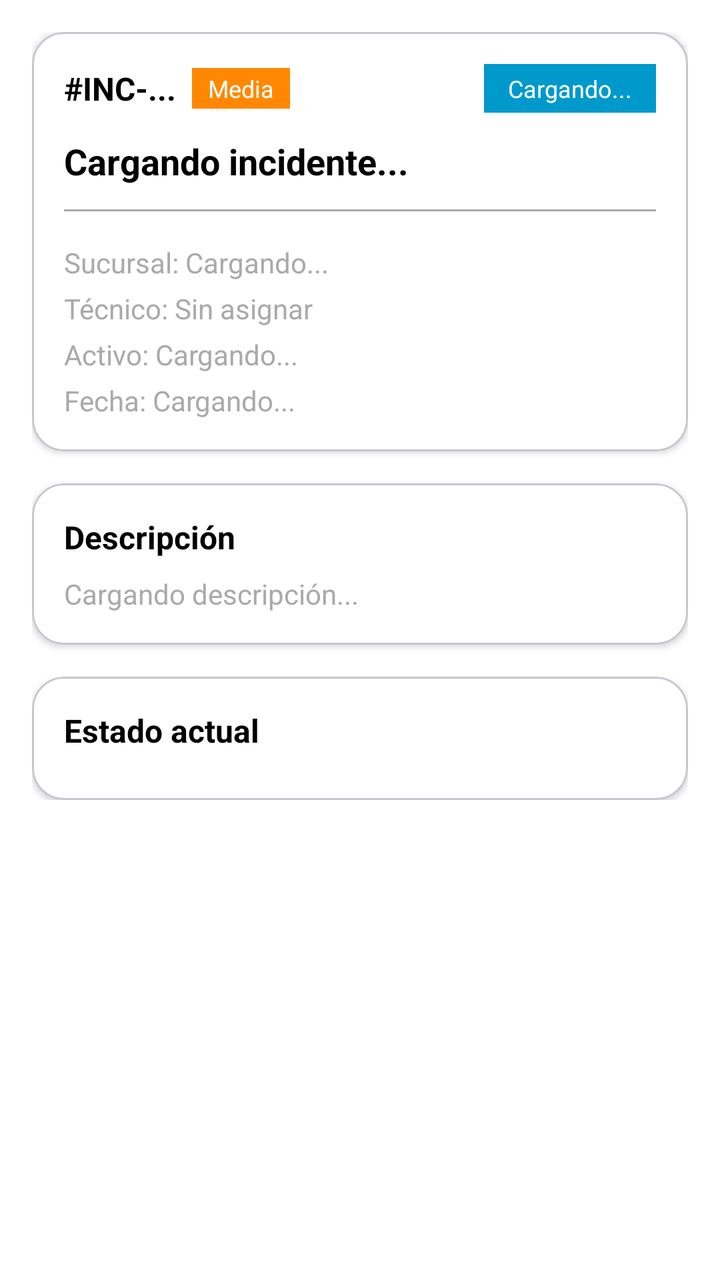
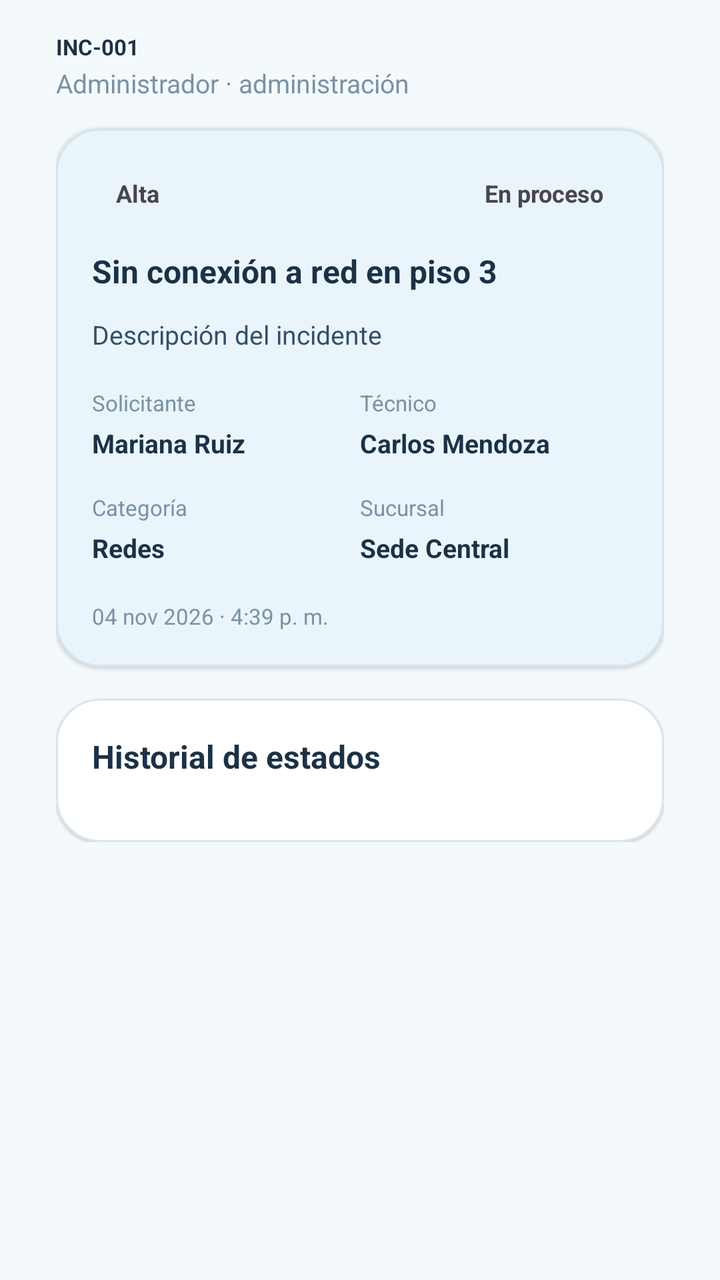

Before-and-after screenshots of an Android layout around one commit, followed by the original layout XML and the change that was made.
<!-- AndroidManifest.xml: application theme Theme.PY_DAMB2026II -->
<!-- res/layout/fragment_incident_detail.xml -->
<?xml version="1.0" encoding="utf-8"?>
<androidx.core.widget.NestedScrollView xmlns:android="http://schemas.android.com/apk/res/android"
    xmlns:app="http://schemas.android.com/apk/res-auto"
    xmlns:tools="http://schemas.android.com/tools"
    android:layout_width="match_parent"
    android:layout_height="match_parent"
    tools:context=".IncidentDetailFragment"
    android:background="@color/productGridBackgroundColor"
    android:padding="16dp">

    <LinearLayout
        android:layout_width="match_parent"
        android:layout_height="wrap_content"
        android:orientation="vertical">

        
        <com.google.android.material.card.MaterialCardView
            android:layout_width="match_parent"
            android:layout_height="wrap_content"
            app:cardCornerRadius="16dp"
            app:cardElevation="2dp"
            app:cardBackgroundColor="@android:color/white">

            <LinearLayout
                android:layout_width="match_parent"
                android:layout_height="wrap_content"
                android:orientation="vertical"
                android:padding="16dp">

                <LinearLayout
                    android:layout_width="match_parent"
                    android:layout_height="wrap_content"
                    android:orientation="horizontal"
                    android:gravity="center_vertical">

                    <TextView
                        android:id="@+id/detail_code"
                        android:layout_width="wrap_content"
                        android:layout_height="wrap_content"
                        android:text="#INC-..."
                        android:textStyle="bold"
                        android:textSize="16sp"
                        android:textColor="@android:color/black" />

                    <TextView
                        android:id="@+id/detail_priority"
                        android:layout_width="wrap_content"
                        android:layout_height="wrap_content"
                        android:text="Media"
                        android:textSize="12sp"
                        android:textColor="@android:color/white"
                        android:background="@android:color/holo_orange_dark"
                        android:paddingHorizontal="8dp"
                        android:paddingVertical="2dp"
                        android:layout_marginStart="8dp" />

                    <View
                        android:layout_width="0dp"
                        android:layout_height="0dp"
                        android:layout_weight="1" />

                    <TextView
                        android:id="@+id/detail_status"
                        android:layout_width="wrap_content"
                        android:layout_height="wrap_content"
                        android:text="Cargando..."
                        android:textSize="12sp"
                        android:textColor="@android:color/white"
                        android:background="@android:color/holo_blue_dark"
                        android:paddingHorizontal="12dp"
                        android:paddingVertical="4dp" />
                </LinearLayout>

                <TextView
                    android:id="@+id/detail_title"
                    android:layout_width="match_parent"
                    android:layout_height="wrap_content"
                    android:text="Cargando incidente..."
                    android:textSize="18sp"
                    android:textStyle="bold"
                    android:textColor="@android:color/black"
                    android:layout_marginTop="12dp" />

                <View
                    android:layout_width="match_parent"
                    android:layout_height="1dp"
                    android:background="@android:color/darker_gray"
                    android:layout_marginTop="12dp"
                    android:layout_marginBottom="12dp" />

                <TextView
                    android:id="@+id/detail_sucursal"
                    android:layout_width="wrap_content"
                    android:layout_height="wrap_content"
                    android:text="Sucursal: Cargando..."
                    android:textSize="14sp"
                    android:textColor="@android:color/darker_gray"
                    android:layout_marginTop="4dp" />

                <TextView
                    android:id="@+id/detail_tecnico"
                    android:layout_width="wrap_content"
                    android:layout_height="wrap_content"
                    android:text="Técnico: Sin asignar"
                    android:textSize="14sp"
                    android:textColor="@android:color/darker_gray"
                    android:layout_marginTop="4dp" />


                <TextView
                    android:id="@+id/detail_activo"
                    android:layout_width="wrap_content"
                    android:layout_height="wrap_content"
                    android:text="Activo: Cargando..."
                    android:textSize="14sp"
                    android:textColor="@android:color/darker_gray"
                    android:layout_marginTop="4dp" />

                <TextView
                    android:id="@+id/detail_fecha"
                    android:layout_width="wrap_content"
                    android:layout_height="wrap_content"
                    android:text="Fecha: Cargando..."
                    android:textSize="14sp"
                    android:textColor="@android:color/darker_gray"
                    android:layout_marginTop="4dp" />

            </LinearLayout>
        </com.google.android.material.card.MaterialCardView>

        
        <com.google.android.material.card.MaterialCardView
            android:layout_width="match_parent"
            android:layout_height="wrap_content"
            android:layout_marginTop="16dp"
            app:cardCornerRadius="16dp"
            app:cardElevation="2dp"
            app:cardBackgroundColor="@android:color/white">

            <LinearLayout
                android:layout_width="match_parent"
                android:layout_height="wrap_content"
                android:orientation="vertical"
                android:padding="16dp">

                <TextView
                    android:layout_width="wrap_content"
                    android:layout_height="wrap_content"
                    android:text="Descripción"
                    android:textStyle="bold"
                    android:textSize="16sp"
                    android:textColor="@android:color/black" />

                <TextView
                    android:id="@+id/detail_description"
                    android:layout_width="match_parent"
                    android:layout_height="wrap_content"
                    android:text="Cargando descripción..."
                    android:textSize="14sp"
                    android:textColor="@android:color/darker_gray"
                    android:layout_marginTop="8dp" />

            </LinearLayout>
        </com.google.android.material.card.MaterialCardView>

        
        <com.google.android.material.card.MaterialCardView
            android:layout_width="match_parent"
            android:layout_height="wrap_content"
            android:layout_marginTop="16dp"
            app:cardCornerRadius="16dp"
            app:cardElevation="2dp"
            app:cardBackgroundColor="@android:color/white">

            <LinearLayout
                android:layout_width="match_parent"
                android:layout_height="wrap_content"
                android:orientation="vertical"
                android:padding="16dp">

                <TextView
                    android:layout_width="wrap_content"
                    android:layout_height="wrap_content"
                    android:text="Estado actual"
                    android:textStyle="bold"
                    android:textSize="16sp"
                    android:textColor="@android:color/black" />

                
                <LinearLayout
                    android:id="@+id/detail_historial_container"
                    android:layout_width="match_parent"
                    android:layout_height="wrap_content"
                    android:layout_marginTop="8dp"
                    android:orientation="vertical" />

            </LinearLayout>
        </com.google.android.material.card.MaterialCardView>

        <com.google.android.material.button.MaterialButton
            android:id="@+id/btn_asignar_tecnico"
            android:layout_width="match_parent"
            android:layout_height="wrap_content"
            android:layout_marginTop="16dp"
            android:text="Asignar técnico"
            android:visibility="gone"
            app:cornerRadius="12dp" />


        <com.google.android.material.button.MaterialButton
            android:id="@+id/btn_cambiar_estado"
            android:layout_width="match_parent"
            android:layout_height="wrap_content"
            android:layout_marginTop="16dp"
            android:text="Cambiar estado"
            android:visibility="gone"
            app:cornerRadius="12dp" />


    </LinearLayout>
</androidx.core.widget.NestedScrollView>
<!-- resources referenced by this layout -->
<resources>
  <color name="productGridBackgroundColor">#FFFFFFFF</color>
  <style name="Theme.PY_DAMB2026II" parent="Base.Theme.PY_DAMB2026II" />
  <style name="Base.Theme.PY_DAMB2026II" parent="Theme.Material3.DayNight.NoActionBar">
          
          
      </style>
</resources>

<!-- the commit's change to res/layout/fragment_incident_detail.xml (unified diff, before → after) -->
@@ -1,58 +1,70 @@
 <?xml version="1.0" encoding="utf-8"?>
 <androidx.core.widget.NestedScrollView xmlns:android="http://schemas.android.com/apk/res/android"
     xmlns:app="http://schemas.android.com/apk/res-auto"
-    xmlns:tools="http://schemas.android.com/tools"
     android:layout_width="match_parent"
     android:layout_height="match_parent"
-    tools:context=".IncidentDetailFragment"
-    android:background="@color/productGridBackgroundColor"
-    android:padding="16dp">
+    android:background="#F4F9FC"
+    android:paddingStart="28dp"
+    android:paddingEnd="28dp"
+    android:paddingTop="16dp"
+    android:paddingBottom="16dp">
 
     <LinearLayout
         android:layout_width="match_parent"
         android:layout_height="wrap_content"
         android:orientation="vertical">
 
-        
+        <TextView
+            android:id="@+id/detail_code"
+            android:layout_width="wrap_content"
+            android:layout_height="wrap_content"
+            android:text="INC-001"
+            android:textColor="#1B3145"
+            android:textSize="11sp"
+            android:textStyle="bold" />
+
+        <TextView
+            android:id="@+id/detail_subtitle"
+            android:layout_width="wrap_content"
+            android:layout_height="wrap_content"
+            android:layout_marginTop="2dp"
+            android:text="Administrador · administración"
+            android:textColor="#7A92A3"
+            android:textSize="13sp" />
+
         <com.google.android.material.card.MaterialCardView
             android:layout_width="match_parent"
             android:layout_height="wrap_content"
-            app:cardCornerRadius="16dp"
-            app:cardElevation="2dp"
-            app:cardBackgroundColor="@android:color/white">
+            android:layout_marginTop="14dp"
+            app:cardBackgroundColor="#EAF4FB"
+            app:cardCornerRadius="22dp"
+            app:cardElevation="1dp"
+            app:strokeColor="#D5E5EE"
+            app:strokeWidth="1dp">
 
             <LinearLayout
                 android:layout_width="match_parent"
                 android:layout_height="wrap_content"
                 android:orientation="vertical"
-                android:padding="16dp">
+                android:padding="18dp">
 
                 <LinearLayout
                     android:layout_width="match_parent"
                     android:layout_height="wrap_content"
-                    android:orientation="horizontal"
-                    android:gravity="center_vertical">
-
-                    <TextView
-                        android:id="@+id/detail_code"
-                        android:layout_width="wrap_content"
-                        android:layout_height="wrap_content"
-                        android:text="#INC-..."
-                        android:textStyle="bold"
-                        android:textSize="16sp"
-                        android:textColor="@android:color/black" />
+                    android:gravity="center_vertical"
+                    android:orientation="horizontal">
 
                     <TextView
                         android:id="@+id/detail_priority"
                         android:layout_width="wrap_content"
                         android:layout_height="wrap_content"
-                        android:text="Media"
+                        android:paddingStart="12dp"
+                        android:paddingTop="6dp"
+                        android:paddingEnd="12dp"
+                        android:paddingBottom="6dp"
+                        android:text="Alta"
                         android:textSize="12sp"
-                        android:textColor="@android:color/white"
-                        android:background="@android:color/holo_orange_dark"
-                        android:paddingHorizontal="8dp"
-                        android:paddingVertical="2dp"
-                        android:layout_marginStart="8dp" />
+                        android:textStyle="bold" />
 
                     <View
                         android:layout_width="0dp"
@@ -63,159 +75,296 @@
                         android:id="@+id/detail_status"
                         android:layout_width="wrap_content"
                         android:layout_height="wrap_content"
-                        android:text="Cargando..."
+                        android:paddingStart="12dp"
+                        android:paddingTop="6dp"
+                        android:paddingEnd="12dp"
+                        android:paddingBottom="6dp"
+                        android:text="En proceso"
                         android:textSize="12sp"
-                        android:textColor="@android:color/white"
-                        android:background="@android:color/holo_blue_dark"
-                        android:paddingHorizontal="12dp"
-                        android:paddingVertical="4dp" />
+                        android:textStyle="bold" />
                 </LinearLayout>
 
                 <TextView
                     android:id="@+id/detail_title"
                     android:layout_width="match_parent"
                     android:layout_height="wrap_content"
-                    android:text="Cargando incidente..."
-                    android:textSize="18sp"
-                    android:textStyle="bold"
-                    android:textColor="@android:color/black"
-                    android:layout_marginTop="12dp" />
-
-                <View
-                    android:layout_width="match_parent"
-                    android:layout_height="1dp"
-                    android:background="@android:color/darker_gray"
+                    android:layout_marginTop="14dp"
+                    android:text="Sin conexión a red en piso 3"
+                    android:textColor="#1B3145"
+                    android:textSize="16sp"
+                    android:textStyle="bold" />
+
+                <TextView
+                    android:id="@+id/detail_description"
+                    android:layout_width="match_parent"
+                    android:layout_height="wrap_content"
                     android:layout_marginTop="12dp"
-                    android:layout_marginBottom="12dp" />
-
-                <TextView
-                    android:id="@+id/detail_sucursal"
-                    android:layout_width="wrap_content"
-                    android:layout_height="wrap_content"
-                    android:text="Sucursal: Cargando..."
-                    android:textSize="14sp"
-                    android:textColor="@android:color/darker_gray"
-                    android:layout_marginTop="4dp" />
-
-                <TextView
-                    android:id="@+id/detail_tecnico"
-                    android:layout_width="wrap_content"
-                    android:layout_height="wrap_content"
-                    android:text="Técnico: Sin asignar"
-                    android:textSize="14sp"
-                    android:textColor="@android:color/darker_gray"
-                    android:layout_marginTop="4dp" />
-
-
-                <TextView
-                    android:id="@+id/detail_activo"
-                    android:layout_width="wrap_content"
-                    android:layout_height="wrap_content"
-                    android:text="Activo: Cargando..."
-                    android:textSize="14sp"
-                    android:textColor="@android:color/darker_gray"
-                    android:layout_marginTop="4dp" />
+                    android:text="Descripción del incidente"
+                    android:textColor="#355065"
+                    android:textSize="13sp" />
+
+                <LinearLayout
+                    android:layout_width="match_parent"
+                    android:layout_height="wrap_content"
+                    android:layout_marginTop="18dp"
+                    android:orientation="horizontal">
+
+                    <LinearLayout
+                        android:layout_width="0dp"
+                        android:layout_height="wrap_content"
+                        android:layout_weight="1"
+                        android:orientation="vertical">
+
+                        <TextView
+                            android:layout_width="wrap_content"
+                            android:layout_height="wrap_content"
+                            android:text="Solicitante"
+                            android:textColor="#7A92A3"
+                            android:textSize="11sp" />
+
+                        <TextView
+                            android:id="@+id/detail_solicitante"
+                            android:layout_width="wrap_content"
+                            android:layout_height="wrap_content"
+                            android:layout_marginTop="4dp"
+                            android:text="Mariana Ruiz"
+                            android:textColor="#1B3145"
+                            android:textSize="13sp"
+                            android:textStyle="bold" />
+                    </LinearLayout>
+
+                    <LinearLayout
+                        android:layout_width="0dp"
+                        android:layout_height="wrap_content"
+                        android:layout_weight="1"
+                        android:orientation="vertical">
+
+                        <TextView
+                            android:layout_width="wrap_content"
+                            android:layout_height="wrap_content"
+                            android:text="Técnico"
+                            android:textColor="#7A92A3"
+                            android:textSize="11sp" />
+
+                        <TextView
+                            android:id="@+id/detail_tecnico"
+                            android:layout_width="wrap_content"
+                            android:layout_height="wrap_content"
+                            android:layout_marginTop="4dp"
+                            android:text="Carlos Mendoza"
+                            android:textColor="#1B3145"
+                            android:textSize="13sp"
+                            android:textStyle="bold" />
+                    </LinearLayout>
+                </LinearLayout>
+
+                <LinearLayout
+                    android:layout_width="match_parent"
+                    android:layout_height="wrap_content"
+                    android:layout_marginTop="16dp"
+                    android:orientation="horizontal">
+
+                    <LinearLayout
+                        android:layout_width="0dp"
+                        android:layout_height="wrap_content"
+                        android:layout_weight="1"
+                        android:orientation="vertical">
+
+                        <TextView
+                            android:layout_width="wrap_content"
+                            android:layout_height="wrap_content"
+                            android:text="Categoría"
+                            android:textColor="#7A92A3"
+                            android:textSize="11sp" />
+
+                        <TextView
+                            android:id="@+id/detail_categoria"
+                            android:layout_width="wrap_content"
+                            android:layout_height="wrap_content"
+                            android:layout_marginTop="4dp"
+                            android:text="Redes"
+                            android:textColor="#1B3145"
+                            android:textSize="13sp"
+                            android:textStyle="bold" />
+                    </LinearLayout>
+
+                    <LinearLayout
+                        android:layout_width="0dp"
+                        android:layout_height="wrap_content"
+                        android:layout_weight="1"
+                        android:orientation="vertical">
+
+                        <TextView
+                            android:layout_width="wrap_content"
+                            android:layout_height="wrap_content"
+                            android:text="Sucursal"
+                            android:textColor="#7A92A3"
+                            android:textSize="11sp" />
+
+                        <TextView
+                            android:id="@+id/detail_sucursal"
+                            android:layout_width="wrap_content"
+                            android:layout_height="wrap_content"
+                            android:layout_marginTop="4dp"
+                            android:text="Sede Central"
+                            android:textColor="#1B3145"
+                            android:textSize="13sp"
+                            android:textStyle="bold" />
+                    </LinearLayout>
+                </LinearLayout>
 
                 <TextView
                     android:id="@+id/detail_fecha"
                     android:layout_width="wrap_content"
                     android:layout_height="wrap_content"
-                    android:text="Fecha: Cargando..."
-                    android:textSize="14sp"
-                    android:textColor="@android:color/darker_gray"
-                    android:layout_marginTop="4dp" />
+                    android:layout_marginTop="18dp"
+                    android:text="04 nov 2026 · 4:39 p. m."
+                    android:textColor="#7A92A3"
+                    android:textSize="11sp" />
 
             </LinearLayout>
         </com.google.android.material.card.MaterialCardView>
 
-        
         <com.google.android.material.card.MaterialCardView
             android:layout_width="match_parent"
             android:layout_height="wrap_content"
             android:layout_marginTop="16dp"
-            app:cardCornerRadius="16dp"
-            app:cardElevation="2dp"
-            app:cardBackgroundColor="@android:color/white">
+            app:cardBackgroundColor="@android:color/white"
+            app:cardCornerRadius="22dp"
+            app:cardElevation="1dp"
+            app:strokeColor="#D9E6EE"
+            app:strokeWidth="1dp">
 
             <LinearLayout
                 android:layout_width="match_parent"
                 android:layout_height="wrap_content"
                 android:orientation="vertical"
-                android:padding="16dp">
+                android:padding="18dp">
 
                 <TextView
                     android:layout_width="wrap_content"
                     android:layout_height="wrap_content"
-                    android:text="Descripción"
-                    android:textStyle="bold"
+                    android:text="Historial de estados"
+                    android:textColor="#1B3145"
                     android:textSize="16sp"
-                    android:textColor="@android:color/black" />
-
-                <TextView
-                    android:id="@+id/detail_description"
-                    android:layout_width="match_parent"
-                    android:layout_height="wrap_content"
-                    android:text="Cargando descripción..."
-                    android:textSize="14sp"
-                    android:textColor="@android:color/darker_gray"
-                    android:layout_marginTop="8dp" />
-
+                    android:textStyle="bold" />
+
+                <LinearLayout
+                    android:id="@+id/detail_historial_container"
+                    android:layout_width="match_parent"
+                    android:layout_height="wrap_content"
+                    android:layout_marginTop="14dp"
+                    android:orientation="vertical" />
             </LinearLayout>
         </com.google.android.material.card.MaterialCardView>
 
-        
-        <com.google.android.material.card.MaterialCardView
+        <LinearLayout
+            android:id="@+id/layout_admin_section"
             android:layout_width="match_parent"
             android:layout_height="wrap_content"
-            android:layout_marginTop="16dp"
-            app:cardCornerRadius="16dp"
-            app:cardElevation="2dp"
-            app:cardBackgroundColor="@android:color/white">
-
-            <LinearLayout
-                android:layout_width="match_parent"
-                android:layout_height="wrap_content"
-                android:orientation="vertical"
-                android:padding="16dp">
-
-                <TextView
-                    android:layout_width="wrap_content"
-                    android:layout_height="wrap_content"
-                    android:text="Estado actual"
-                    android:textStyle="bold"
-                    android:textSize="16sp"
-                    android:textColor="@android:color/black" />
-
-                
-                <LinearLayout
-                    android:id="@+id/detail_historial_container"
-                    android:layout_width="match_parent"
-                    android:layout_height="wrap_content"
-                    android:layout_marginTop="8dp"
-                    android:orientation="vertical" />
-
+            android:layout_marginTop="18dp"
+            android:orientation="vertical"
+            android:visibility="gone">
+
+            <TextView
+                android:layout_width="wrap_content"
+                android:layout_height="wrap_content"
+                android:text="ASIGNAR TÉCNICO"
+                android:textColor="#6E8798"
+                android:textSize="12sp"
+                android:textStyle="bold" />
+
+            <LinearLayout
+                android:id="@+id/admin_tecnicos_container"
+                android:layout_width="match_parent"
+                android:layout_height="wrap_content"
+                android:layout_marginTop="10dp"
+                android:orientation="vertical" />
+
+            <TextView
+                android:layout_width="wrap_content"
+                android:layout_height="wrap_content"
+                android:layout_marginTop="14dp"
+                android:text="CAMBIAR PRIORIDAD"
+                android:textColor="#6E8798"
+                android:textSize="12sp"
+                android:textStyle="bold" />
+
+            <LinearLayout
+                android:layout_width="match_parent"
+                android:layout_height="wrap_content"
+                android:layout_marginTop="10dp"
+                android:gravity="center"
+                android:orientation="horizontal">
+
+                <com.google.android.material.button.MaterialButton
+                    android:id="@+id/btn_priority_alta"
+                    style="@style/Widget.MaterialComponents.Button.OutlinedButton"
+                    android:layout_width="0dp"
+                    android:layout_height="48dp"
+                    android:layout_marginEnd="8dp"
+                    android:layout_weight="1"
+                    android:text="Alta" />
+
+                <com.google.android.material.button.MaterialButton
+                    android:id="@+id/btn_priority_media"
+                    style="@style/Widget.MaterialComponents.Button.OutlinedButton"
+                    android:layout_width="0dp"
+                    android:layout_height="48dp"
+                    android:layout_marginEnd="8dp"
+                    android:layout_weight="1"
+                    android:text="Media" />
+
+                <com.google.android.material.button.MaterialButton
+                    android:id="@+id/btn_priority_baja"
+                    style="@style/Widget.MaterialComponents.Button.OutlinedButton"
+                    android:layout_width="0dp"
+                    android:layout_height="48dp"
+                    android:layout_weight="1"
+                    android:text="Baja" />
             </LinearLayout>
-        </com.google.android.material.card.MaterialCardView>
-
-        <com.google.android.material.button.MaterialButton
-            android:id="@+id/btn_asignar_tecnico"
-            android:layout_width="match_parent"
-            android:layout_height="wrap_content"
-            android:layout_marginTop="16dp"
-            android:text="Asignar técnico"
-            android:visibility="gone"
-            app:cornerRadius="12dp" />
-
+
+            <LinearLayout
+                android:layout_width="match_parent"
+                android:layout_height="wrap_content"
+                android:layout_marginTop="18dp"
+                android:gravity="center_vertical"
+                android:orientation="horizontal">
+
+                <com.google.android.material.button.MaterialButton
+                    android:id="@+id/btn_guardar_cambios"
+                    android:layout_width="0dp"
+                    android:layout_height="52dp"
+                    android:layout_marginEnd="10dp"
+                    android:layout_weight="1"
+                    android:text="Guardar"
+                    app:backgroundTint="#DDEBF4"
+                    app:cornerRadius="26dp"
+                    android:textColor="#4F7C9B" />
+
+                <com.google.android.material.button.MaterialButton
+                    android:id="@+id/btn_cerrar_incidente"
+                    android:layout_width="0dp"
+                    android:layout_height="52dp"
+                    android:layout_weight="1"
+                    android:text="Cerrar incidente"
+                    app:backgroundTint="#D98880"
+                    app:cornerRadius="26dp"
+                    android:textColor="@android:color/white" />
+            </LinearLayout>
+
+        </LinearLayout>
 
         <com.google.android.material.button.MaterialButton
             android:id="@+id/btn_cambiar_estado"
             android:layout_width="match_parent"
-            android:layout_height="wrap_content"
-            android:layout_marginTop="16dp"
+            android:layout_height="52dp"
+            android:layout_marginTop="18dp"
             android:text="Cambiar estado"
             android:visibility="gone"
-            app:cornerRadius="12dp" />
-
+            app:backgroundTint="#4D88B3"
+            app:cornerRadius="26dp"
+            android:textColor="@android:color/white" />
 
     </LinearLayout>
 </androidx.core.widget.NestedScrollView>
<!-- resource entries referenced after the edit -->
@@ -1,6 +1,5 @@
 <!-- resources referenced by this layout -->
 <resources>
-  <color name="productGridBackgroundColor">#FFFFFFFF</color>
   <style name="Theme.PY_DAMB2026II" parent="Base.Theme.PY_DAMB2026II" />
   <style name="Base.Theme.PY_DAMB2026II" parent="Theme.Material3.DayNight.NoActionBar">
           
